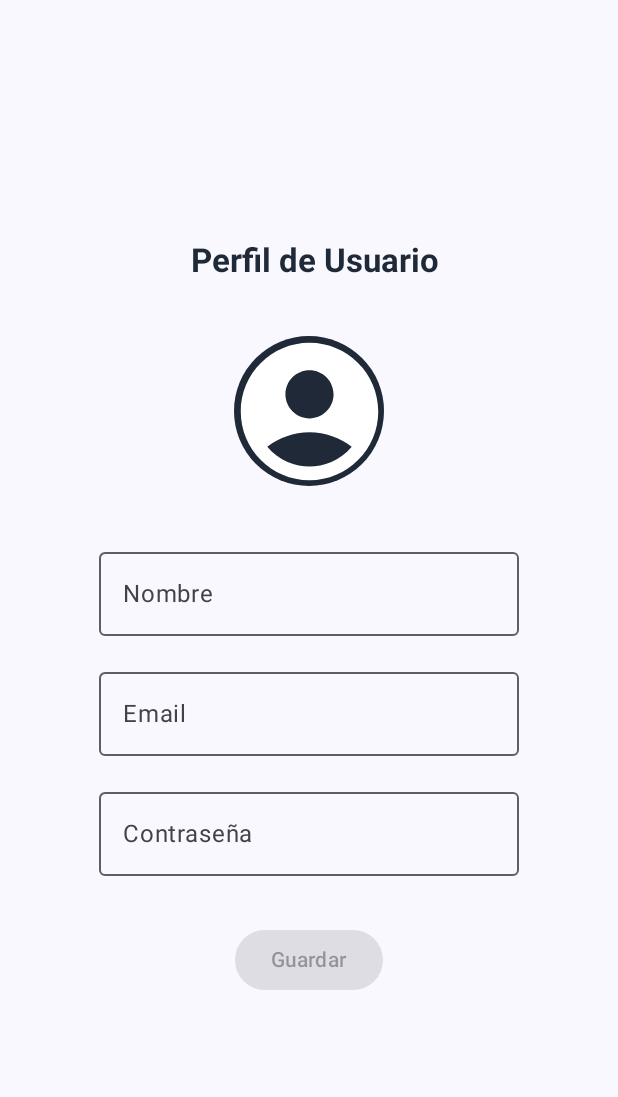
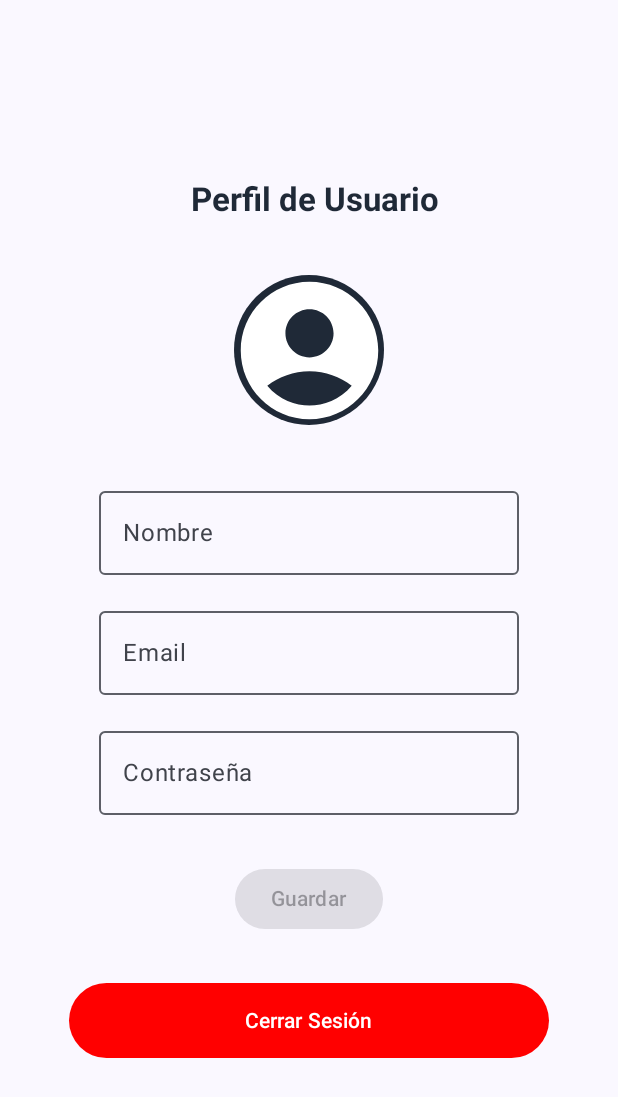
Before and after one commit to AscencioSIUU/DataStructureVisualizer-, an Android app built with Jetpack Compose: the composable userProfileScreen called with empty values, on a phone screen of 412 x 824 dp. Shown: the top 1097 px of the screen. Run offline under Robolectric (Android 15) with nearby library versions, the phone set to English and light mode, and no system bars; our stand-ins replace Firebase (no records; nobody signed in at launch, a user with empty details on screens opened directly); network calls fail.

Commit message:
profile cerrar sesion

```diff
--- a/app/src/main/java/com/example/datastructurevisualizerapp/screens/LogIn.kt
+++ b/app/src/main/java/com/example/datastructurevisualizerapp/screens/LogIn.kt
@@ -92,10 +92,12 @@ fun LoginScreen(
                     email.value.text,
                     password.value.text,
                     {
+                        onLogin(name.value.text, email.value.text, password.value.text)
                         navController.navigate("home/${name.value.text}/${email.value.text}/${password.value.text}")
                     },
                     { exception ->
                         // Manejar errores si el inicio de sesión falla
+                        println("Error: ${exception.message}")
                     }
                 )
             },
--- a/app/src/main/java/com/example/datastructurevisualizerapp/screens/profile.kt
+++ b/app/src/main/java/com/example/datastructurevisualizerapp/screens/profile.kt
@@ -13,9 +13,11 @@ import androidx.compose.foundation.Canvas
 import androidx.compose.foundation.layout.Spacer
 import androidx.compose.foundation.layout.fillMaxSize
 import androidx.compose.foundation.layout.fillMaxWidth
+import androidx.compose.foundation.layout.height
 import androidx.compose.foundation.text.KeyboardOptions
 import androidx.compose.material.icons.Icons
 import androidx.compose.material.icons.filled.AccountCircle
+import androidx.compose.material3.Button
 import androidx.compose.material3.ButtonDefaults
 import androidx.compose.material3.FilledTonalButton
 import androidx.compose.material3.Icon
@@ -38,20 +40,21 @@ import androidx.compose.ui.text.input.KeyboardType
 import androidx.compose.ui.text.input.PasswordVisualTransformation
 import androidx.compose.ui.tooling.preview.Preview
 import androidx.navigation.NavController
+import com.google.firebase.auth.FirebaseAuth
 
 @Composable
 fun userProfileScreen(
     user: String,
     email: String,
     password: String,
-    navController: NavController
+    navController: NavController,
+    onLogout: () -> Unit  // Agregar función para manejar el cierre de sesión
 ){
-    var userName by remember { mutableStateOf("") }
-    var userEmail by remember { mutableStateOf("") }
-    var userPassword by remember { mutableStateOf("") }
+    var userName by remember { mutableStateOf(user) }
+    var userEmail by remember { mutableStateOf(email) }
+    var userPassword by remember { mutableStateOf(password) }
 
     val ovalColor = colorResource(id = R.color.mainColor)
-
 
     val isFormValid = userName.isNotBlank() && userEmail.isNotBlank() && userPassword.isNotBlank()
 
@@ -92,27 +95,27 @@ fun userProfileScreen(
         }
         Spacer(modifier = Modifier.size(16.dp))
         OutlinedTextField(
-            value = user,
-            onValueChange = { /*TODO*/},
+            value = userName,
+            onValueChange = { /* No se puede editar */ },
             label = { Text("Nombre") },
         )
         Spacer(modifier = Modifier.size(16.dp))
         OutlinedTextField(
-            value = email,
-            onValueChange = { /*TODO*/},
+            value = userEmail,
+            onValueChange = { /* No se puede editar */ },
             label = { Text("Email") },
         )
         Spacer(modifier = Modifier.size(16.dp))
         OutlinedTextField(
-            value = password,
-            onValueChange = { /*TODO*/},
+            value = userPassword,
+            onValueChange = { /* No se puede editar */ },
             visualTransformation = PasswordVisualTransformation(),
             label = { Text("Contraseña") },
             keyboardOptions = KeyboardOptions(keyboardType = KeyboardType.Password)
         )
         Spacer(modifier = Modifier.size(32.dp))
         FilledTonalButton(
-            onClick = { /*TODO*/ },
+            onClick = { /*TODO: Guardar cambios si es necesario */ },
             enabled = isFormValid,
             colors = ButtonDefaults.filledTonalButtonColors(
                 containerColor = if (isFormValid) MaterialTheme.colorScheme.secondary else Color.Gray,
@@ -121,5 +124,28 @@ fun userProfileScreen(
         ) {
             Text("Guardar")
         }
+
+        Spacer(modifier = Modifier.size(32.dp))
+
+        // Botón de cerrar sesión
+        Button(
+            onClick = {
+                FirebaseAuth.getInstance().signOut()  // Cerrar sesión en Firebase
+                onLogout()  // Cambiar isLoggedIn a false
+                navController.navigate("login") {  // Navegar a la pantalla de login
+                    popUpTo("profile") { inclusive = true }  // Limpiar la pila de navegación
+                }
+            },
+            modifier = Modifier
+                .fillMaxWidth()
+                .padding(horizontal = 30.dp)
+                .height(50.dp),
+            colors = ButtonDefaults.buttonColors(
+                containerColor = Color.Red,
+                contentColor = Color.White
+            )
+        ) {
+            Text("Cerrar Sesión")
+        }
     }
 }
```
Also changed, not shown: app/src/main/java/com/example/datastructurevisualizerapp/MainActivity.kt (+9 -2 lines).
